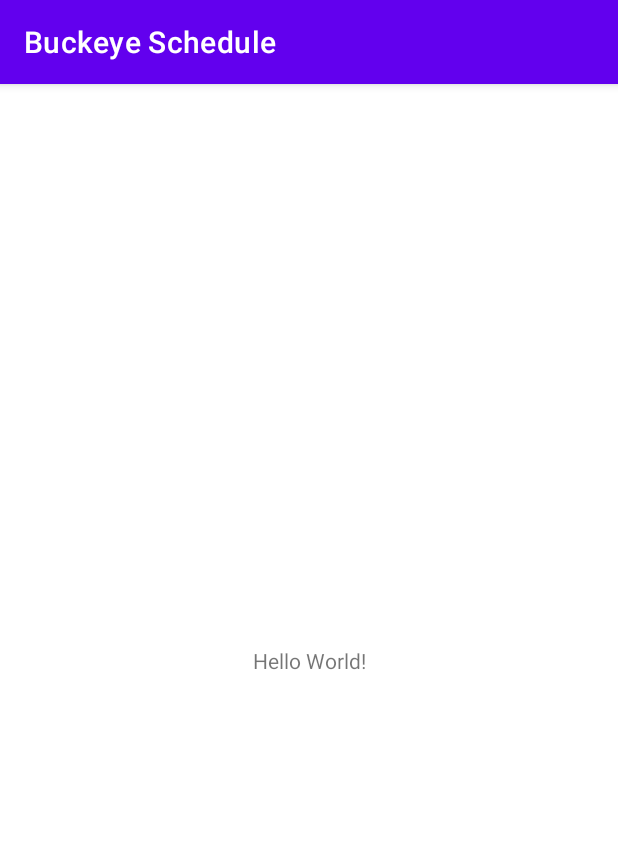
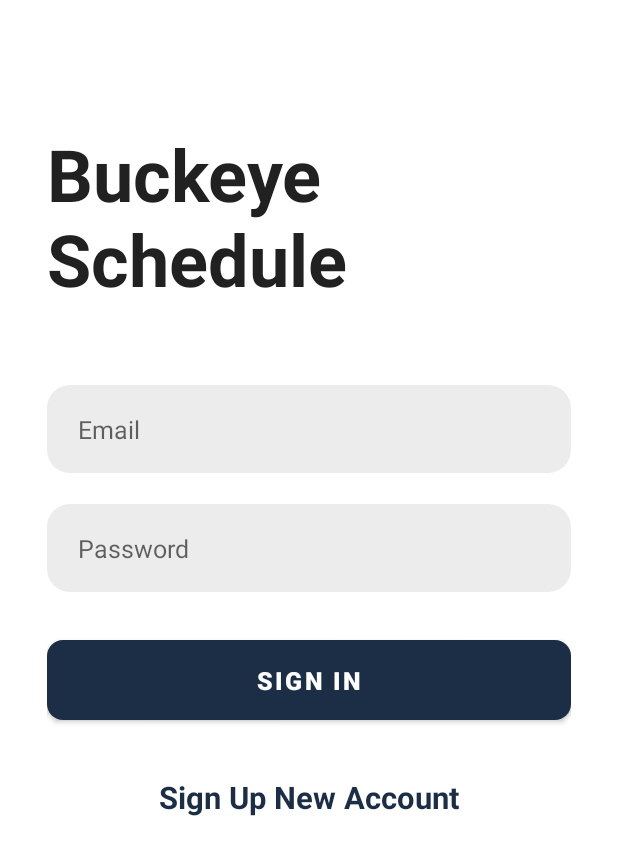
Before and after one commit to Hongda-OSU/CSE5236-Buckeye-Schedule, an Android app: the screen it shows after launch (MainActivity before the commit, SignInActivity after it), on a phone screen of 412 x 824 dp. Shown: the top 855 px of the screen. Run offline under Robolectric (Android 15) with nearby library versions, the light colour scheme and no system bars; our stand-ins replace sdp/ssp sizes.

Commit message:
Basic UI for Sign In, Sign Up

```diff
--- /dev/null
+++ b/app/src/main/java/com/cse5236/buckeyeschedule/activities/SignInActivity.java
@@ -0,0 +1,24 @@
+package com.cse5236.buckeyeschedule.activities;
+
+import androidx.appcompat.app.AppCompatActivity;
+
+import android.os.Bundle;
+
+import com.cse5236.buckeyeschedule.R;
+import com.cse5236.buckeyeschedule.databinding.ActivitySignInBinding;
+
+public class SignInActivity extends AppCompatActivity {
+
+    private ActivitySignInBinding binding;
+
+    @Override
+    protected void onCreate(Bundle savedInstanceState) {
+        super.onCreate(savedInstanceState);
+        setContentView(R.layout.activity_sign_in);
+    }
+
+    @Override
+    protected void onDestroy(){
+        super.onDestroy();
+    }
+}
--- a/app/src/main/java/com/cse5236/buckeyeschedule/MainActivity.java
+++ b/app/src/main/java/com/cse5236/buckeyeschedule/activities/SignUpActivity.java
@@ -1,14 +1,16 @@
-package com.cse5236.buckeyeschedule;
+package com.cse5236.buckeyeschedule.activities;
 
 import androidx.appcompat.app.AppCompatActivity;
 
 import android.os.Bundle;
 
-public class MainActivity extends AppCompatActivity {
+import com.cse5236.buckeyeschedule.R;
+
+public class SignUpActivity extends AppCompatActivity {
 
     @Override
     protected void onCreate(Bundle savedInstanceState) {
         super.onCreate(savedInstanceState);
-        setContentView(R.layout.activity_main);
+        setContentView(R.layout.activity_sign_up);
     }
 }
--- /dev/null
+++ b/app/src/main/res/drawable/background_image.xml
@@ -0,0 +1,6 @@
+<?xml version="1.0" encoding="utf-8"?>
+<shape xmlns:android="http://schemas.android.com/apk/res/android"
+    android:shape="oval">
+    <solid android:color="@color/input_background" />
+
+</shape>
--- /dev/null
+++ b/app/src/main/res/drawable/background_input.xml
@@ -0,0 +1,7 @@
+<?xml version="1.0" encoding="utf-8"?>
+<shape xmlns:android="http://schemas.android.com/apk/res/android"
+    android:shape="rectangle">
+    <solid android:color="@color/input_background" />
+    <corners android:radius="@dimen/_12sdp" />
+
+</shape>
--- /dev/null
+++ b/app/src/main/res/layout/activity_sign_in.xml
@@ -0,0 +1,95 @@
+<?xml version="1.0" encoding="utf-8"?>
+<ScrollView xmlns:android="http://schemas.android.com/apk/res/android"
+    xmlns:app="http://schemas.android.com/apk/res-auto"
+    xmlns:tools="http://schemas.android.com/tools"
+    android:layout_width="match_parent"
+    android:layout_height="match_parent"
+    android:clipToPadding="false"
+    android:overScrollMode="never"
+    android:padding="@dimen/_24sdp"
+    android:scrollbars="none"
+    tools:context=".activities.SignInActivity">
+
+    <LinearLayout
+        android:layout_width="match_parent"
+        android:layout_height="wrap_content"
+        android:gravity="center_horizontal"
+        android:orientation="vertical">
+
+        <TextView
+            android:layout_width="wrap_content"
+            android:layout_height="wrap_content"
+            android:layout_marginTop="@dimen/_40sdp"
+            android:text="@string/buckeye_schedule"
+            android:textColor="@color/primary_text"
+            android:textSize="48sp"
+            android:textStyle="bold" />
+
+        <EditText
+            android:id="@+id/inputEmail"
+            android:layout_width="match_parent"
+            android:layout_height="@dimen/_45sdp"
+            android:layout_marginTop="@dimen/_40sdp"
+            android:background="@drawable/background_input"
+            android:hint="@string/email"
+            android:imeOptions="actionNext"
+            android:importantForAutofill="no"
+            android:inputType="textEmailAddress"
+            android:paddingStart="@dimen/_16sdp"
+            android:paddingEnd="@dimen/_16sdp"
+            android:textColor="@color/primary_text"
+            android:textSize="@dimen/_13ssp" />
+
+        <EditText
+            android:id="@+id/inputPassword"
+            android:layout_width="match_parent"
+            android:layout_height="@dimen/_45sdp"
+            android:layout_marginTop="@dimen/_16sdp"
+            android:background="@drawable/background_input"
+            android:hint="@string/password"
+            android:imeOptions="actionDone"
+            android:importantForAutofill="no"
+            android:inputType="textPassword"
+            android:paddingStart="@dimen/_16sdp"
+            android:paddingEnd="@dimen/_16sdp"
+            android:textColor="@color/primary_text"
+            android:textSize="@dimen/_13ssp" />
+
+        <FrameLayout
+            android:layout_width="match_parent"
+            android:layout_height="match_parent"
+            android:layout_marginTop="@dimen/_20sdp"
+            android:animateLayoutChanges="true" >
+
+            <com.google.android.material.button.MaterialButton
+                android:id="@+id/buttonSignIn"
+                android:layout_width="match_parent"
+                android:layout_height="@dimen/_50sdp"
+                android:text="@string/sign_in"
+                android:textColor="@color/white"
+                android:textSize="@dimen/_13ssp"
+                android:textStyle="bold"
+                app:cornerRadius="@dimen/_8sdp" />
+
+            <ProgressBar
+                android:id="@+id/progressBar"
+                android:layout_width="@dimen/_25sdp"
+                android:layout_height="@dimen/_25sdp"
+                android:layout_gravity="center"
+                android:visibility="invisible"/>
+        </FrameLayout>
+
+        <TextView
+            android:id="@+id/createNewAccount"
+            android:layout_width="wrap_content"
+            android:layout_height="wrap_content"
+            android:layout_marginTop="@dimen/_24sdp"
+            android:text="@string/sign_up_new_account"
+            android:textColor="@color/primary"
+            android:textSize="@dimen/_16ssp"
+            android:textStyle="bold" />
+
+    </LinearLayout>
+
+
+</ScrollView>
--- a/app/src/main/res/values-night/themes.xml
+++ b/app/src/main/res/values-night/themes.xml
@@ -1,16 +1,6 @@
 <resources xmlns:tools="http://schemas.android.com/tools">
-    <!-- Base application theme. -->
-    <style name="Theme.BuckeyeSchedule" parent="Theme.MaterialComponents.DayNight.DarkActionBar">
-        <!-- Primary brand color. -->
-        <item name="colorPrimary">@color/purple_200</item>
-        <item name="colorPrimaryVariant">@color/purple_700</item>
-        <item name="colorOnPrimary">@color/black</item>
-        <!-- Secondary brand color. -->
-        <item name="colorSecondary">@color/teal_200</item>
-        <item name="colorSecondaryVariant">@color/teal_200</item>
-        <item name="colorOnSecondary">@color/black</item>
-        <!-- Status bar color. -->
-        <item name="android:statusBarColor" tools:targetApi="l">?attr/colorPrimaryVariant</item>
-        <!-- Customize your theme here. -->
+    <style name="Theme.BuckeyeSchedule" parent="Theme.MaterialComponents.DayNight.NoActionBar">
+        <item name="colorPrimary">@color/primary</item>
+        <item name="android:statusBarColor" tools:targetApi="l">@color/red</item>
     </style>
 </resources>
--- a/app/src/main/res/values/colors.xml
+++ b/app/src/main/res/values/colors.xml
@@ -7,4 +7,15 @@
     <color name="teal_700">#FF018786</color>
     <color name="black">#FF000000</color>
     <color name="white">#FFFFFFFF</color>
+
+    <color name="primary">#1C2E46</color>
+    <color name="primary_dark">#142243</color>
+    <color name="primary_text">#212121</color>
+    <color name="secondary_text">#757575</color>
+    <color name="input_background">#ECECEC</color>
+    <color name="icon_background">#20FFFFFF</color>
+    <color name="error">#B00020</color>
+    <color name="received_message_background">#090D16</color>
+
+    <color name="red">#ff1a1a</color>
 </resources>
--- a/app/src/main/res/values/strings.xml
+++ b/app/src/main/res/values/strings.xml
@@ -1,3 +1,12 @@
 <resources>
     <string name="app_name">Buckeye Schedule</string>
+    <string name="buckeye_schedule">Buckeye Schedule</string>
+    <string name="email">Email</string>
+    <string name="password">Password</string>
+    <string name="sign_in">Sign In</string>
+    <string name="sign_up_new_account">Sign Up New Account</string>
+    <string name="profile_image">Profile Image</string>
+    <string name="user_name">User Name</string>
+    <string name="confirm_password">Confirm Password</string>
+    <string name="sign_up">Sign Up</string>
 </resources>
--- a/app/src/main/res/values/themes.xml
+++ b/app/src/main/res/values/themes.xml
@@ -1,16 +1,6 @@
 <resources xmlns:tools="http://schemas.android.com/tools">
-    <!-- Base application theme. -->
-    <style name="Theme.BuckeyeSchedule" parent="Theme.MaterialComponents.DayNight.DarkActionBar">
-        <!-- Primary brand color. -->
-        <item name="colorPrimary">@color/purple_500</item>
-        <item name="colorPrimaryVariant">@color/purple_700</item>
-        <item name="colorOnPrimary">@color/white</item>
-        <!-- Secondary brand color. -->
-        <item name="colorSecondary">@color/teal_200</item>
-        <item name="colorSecondaryVariant">@color/teal_700</item>
-        <item name="colorOnSecondary">@color/black</item>
-        <!-- Status bar color. -->
-        <item name="android:statusBarColor" tools:targetApi="l">?attr/colorPrimaryVariant</item>
-        <!-- Customize your theme here. -->
+    <style name="Theme.BuckeyeSchedule" parent="Theme.MaterialComponents.DayNight.NoActionBar">
+        <item name="colorPrimary">@color/primary</item>
+        <item name="android:statusBarColor" tools:targetApi="l">@color/red</item>
     </style>
 </resources>
```
Also changed, not shown: app/build.gradle (+11 -0 lines), app/src/main/AndroidManifest.xml (+14 -2 lines), app/src/main/res/layout/activity_sign_up.xml (added, +151 -0 lines), app/src/main/res/layout/splash_screen.xml (added, +39 -0 lines), app/src/main/res/drawable/schedule_icon.png (added).
